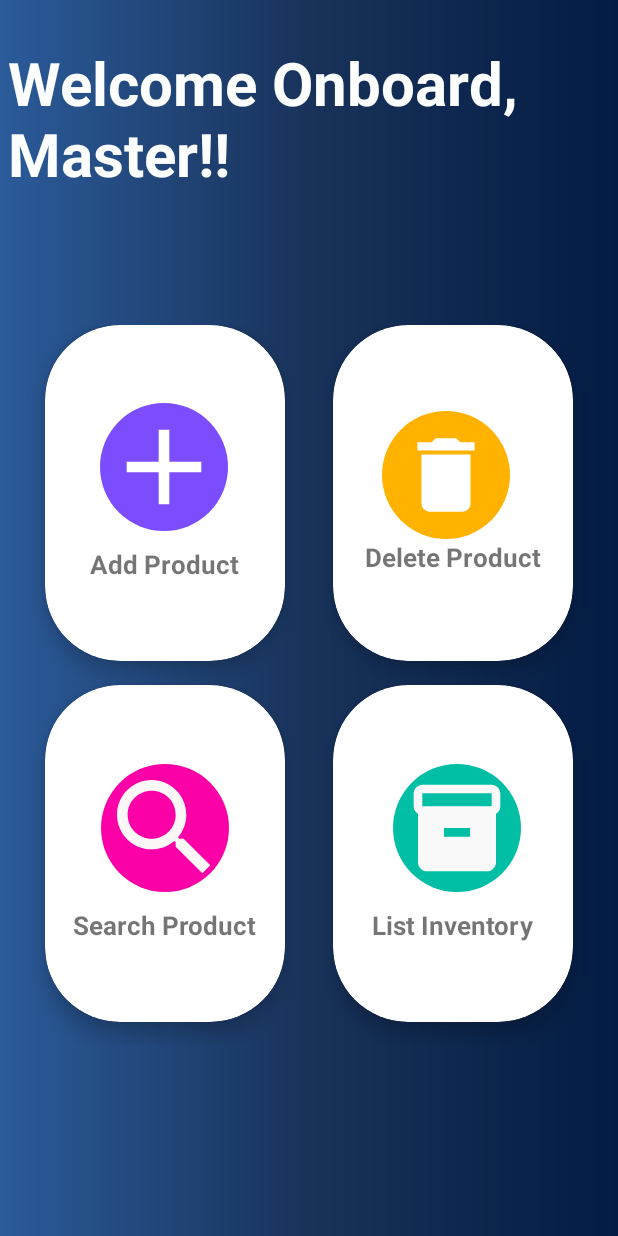
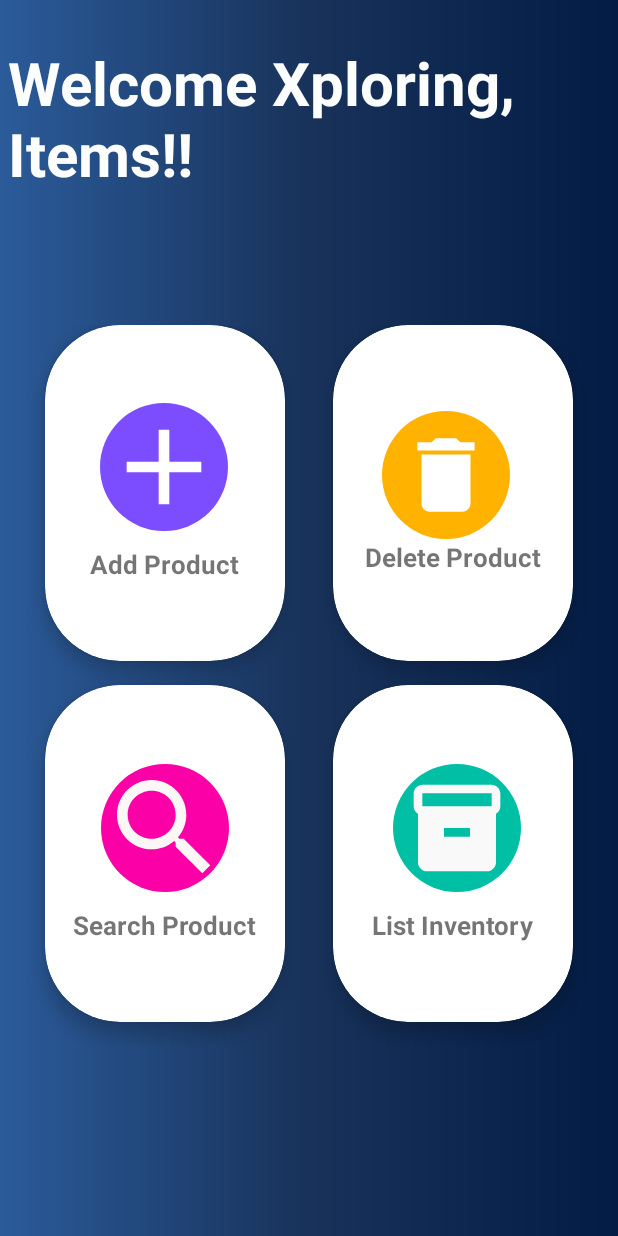
Before and after one commit to Vijayalakshmi3105/ItemXplorerTeam01, an Android app: the screen it shows after launch once a user with an empty profile is signed in (HomePageActivity), on a phone screen of 412 x 824 dp. Run offline under Robolectric (Android 15) with nearby library versions, the light colour scheme and no system bars; our stand-ins replace Firebase (no records; nobody signed in at launch, a user with empty details on screens opened directly).

Commit message:
In home page welcome message changed

```diff
--- a/ItemXplorer/app/src/main/java/com/example/itemxplorerteam1/HomePageActivity.java
+++ b/ItemXplorer/app/src/main/java/com/example/itemxplorerteam1/HomePageActivity.java
@@ -36,7 +36,7 @@ public class HomePageActivity extends AppCompatActivity {
 
         firebaseAuth = FirebaseAuth.getInstance();
         final FirebaseUser users = firebaseAuth.getCurrentUser();
-        welcomeText.setText("Welcome Onboard, Master!!" );
+        welcomeText.setText("Welcome Xploring, Items!!" );
 
 
         addItems.setOnClickListener(new View.OnClickListener() {
--- a/ItemXplorer/build.gradle.kts
+++ b/ItemXplorer/build.gradle.kts
@@ -1,3 +1,8 @@
+buildscript {
+    dependencies {
+        classpath("com.google.gms:google-services:4.4.0")
+    }
+}
 // Top-level build file where you can add configuration options common to all sub-projects/modules.
 plugins {
     id("com.android.application") version "8.0.1" apply false
```
Also changed, not shown: 2 other files.
